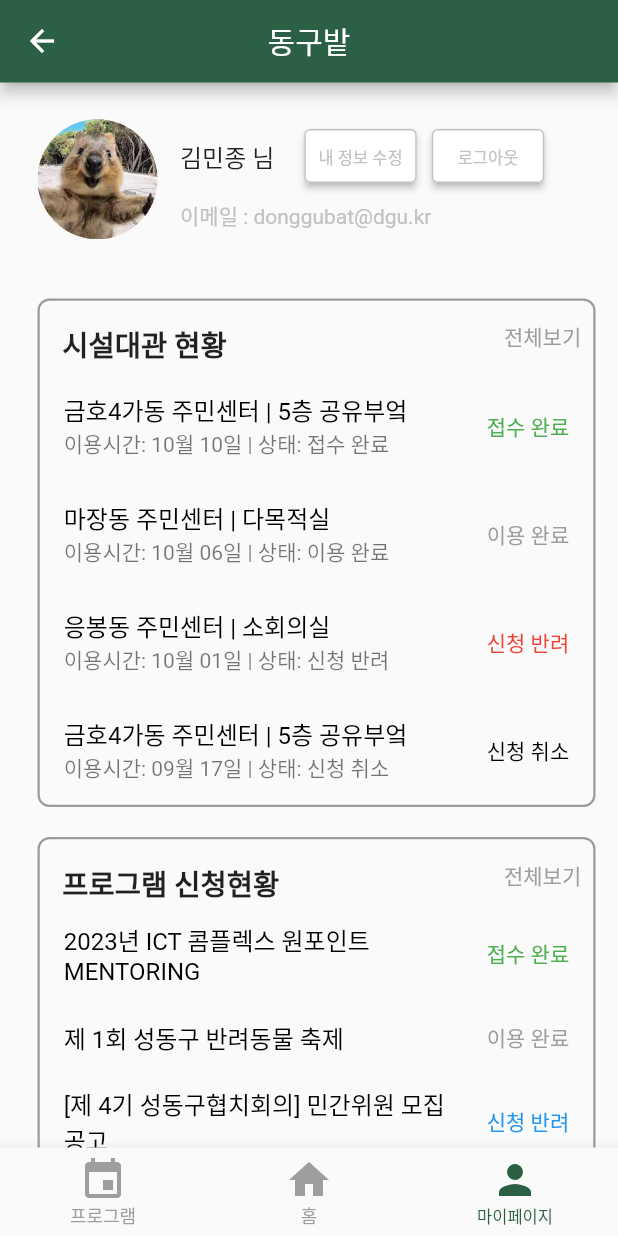
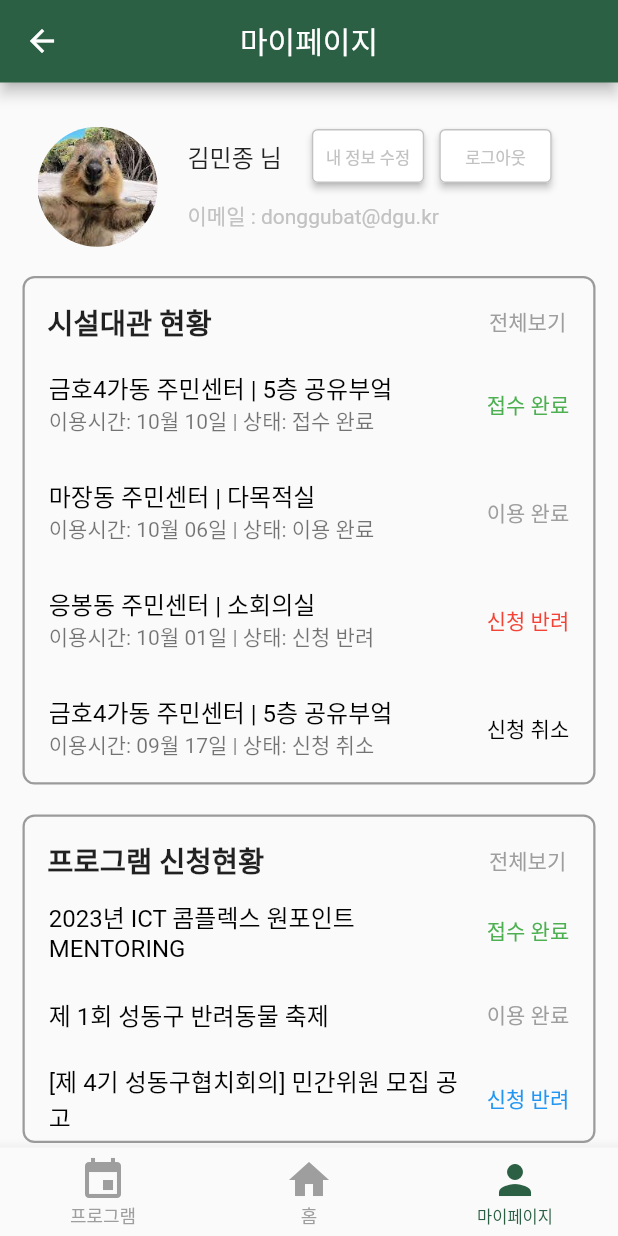
Before and after one commit to hyundo0328/DongguBat, a Flutter app: the MyPageScreen screen opened directly, on a phone screen of 412 x 824 dp. Run offline on Flutter 3.47's test engine with Material 2 defaults, Android fonts, the phone set to English and light mode, and no system bars; our stand-ins replace carousel_slider, geolocator; network calls fail; Roboto replaces fonts that are missing (Readex Pro).

Commit message:
짜잘이 수정

```diff
--- a/lib/screens/my_page.dart
+++ b/lib/screens/my_page.dart
@@ -41,17 +41,19 @@ class _MyPageScreenState extends State<MyPageScreen> {
       child: Scaffold(
         appBar: PreferredSize(
           preferredSize: Size.fromHeight(55.0), // AppBar의 원하는 높이로 설정
-          child: WidgetAppBar(title: "동구밭"),
+          child: WidgetAppBar(title: "마이페이지"),
         ),
         body: SingleChildScrollView(
           child: SafeArea(
             top: true,
             child: Padding(
-              padding: EdgeInsetsDirectional.fromSTEB(25, 15, 15, 15),
+              padding: EdgeInsetsDirectional.fromSTEB(15, 15, 15, 15),
               child: Column(
                 mainAxisSize: MainAxisSize.max,
                 children: [
-                  Row(
+                  Padding(
+                    padding: EdgeInsets.fromLTRB(10, 5, 0, 10),
+                    child: Row(
                       // mainAxisSize: MainAxisSize.max,
                       children: [
                         Container(
@@ -69,7 +71,8 @@ class _MyPageScreenState extends State<MyPageScreen> {
                         Align(
                           alignment: AlignmentDirectional(-1.00, 0.00),
                           child: Padding(
-                          padding: EdgeInsetsDirectional.fromSTEB(10, 0, 0, 0),
+                            padding:
+                                EdgeInsetsDirectional.fromSTEB(10, 0, 0, 0),
                             child: Column(
                               mainAxisSize: MainAxisSize.max,
                               crossAxisAlignment: CrossAxisAlignment.start,
@@ -78,12 +81,13 @@ class _MyPageScreenState extends State<MyPageScreen> {
                                   alignment: AlignmentDirectional(0.00, -1.00),
                                   child: Padding(
                                     padding: EdgeInsetsDirectional.fromSTEB(
-                                      5, 5, 5, 0),
+                                        10, 0, 5, 0),
                                     child: Row(
                                       mainAxisSize: MainAxisSize.max,
                                       children: [
                                         Padding(
-                                        padding: EdgeInsetsDirectional.fromSTEB(
+                                          padding:
+                                              EdgeInsetsDirectional.fromSTEB(
                                                   0, 0, 15, 0),
                                           child: Text(
                                             '김민종 님',
@@ -93,7 +97,8 @@ class _MyPageScreenState extends State<MyPageScreen> {
                                           ),
                                         ),
                                         Padding(
-                                        padding: EdgeInsetsDirectional.fromSTEB(
+                                          padding:
+                                              EdgeInsetsDirectional.fromSTEB(
                                                   5, 5, 5, 5),
                                           child: ElevatedButton(
                                             style: ElevatedButton.styleFrom(
@@ -120,10 +125,12 @@ class _MyPageScreenState extends State<MyPageScreen> {
                                                 color: Color(0xFFC2C2C2),
                                                 fontSize: 11,
                                               ),
-                                            )),
+                                            ),
+                                          ),
                                         ),
                                         Padding(
-                                        padding: EdgeInsetsDirectional.fromSTEB(
+                                          padding:
+                                              EdgeInsetsDirectional.fromSTEB(
                                                   5, 0, 0, 0),
                                           child: ElevatedButton(
                                             style: ElevatedButton.styleFrom(
@@ -150,7 +157,8 @@ class _MyPageScreenState extends State<MyPageScreen> {
                                                 color: Color(0xFFC2C2C2),
                                                 fontSize: 11,
                                               ),
-                                            )),
+                                            ),
+                                          ),
                                         ),
                                       ],
                                     ),
@@ -160,7 +168,7 @@ class _MyPageScreenState extends State<MyPageScreen> {
                                   alignment: AlignmentDirectional(-1.00, 0.00),
                                   child: Padding(
                                     padding: EdgeInsetsDirectional.fromSTEB(
-                                      5, 0, 5, 15),
+                                        10, 0, 5, 20),
                                     child: Text('이메일 : donggubat@dgu.kr',
                                         textAlign: TextAlign.start,
                                         style: TextStyle(
@@ -175,7 +183,7 @@ class _MyPageScreenState extends State<MyPageScreen> {
                         ),
                       ],
                     ),
-                  SizedBox(height: 30),
+                  ),
                   Container(
                     decoration: BoxDecoration(
                         border: Border.all(color: Colors.black38, width: 1.5),
@@ -207,11 +215,14 @@ class _MyPageScreenState extends State<MyPageScreen> {
                                 );
                                 // Handle the action when "View All" button is pressed
                               },
+                              child: Padding(
+                                padding: EdgeInsets.fromLTRB(0, 10, 10, 0),
                                 child: Text(
                                   '전체보기',
                                   style: TextStyle(
                                     color:
                                         Colors.grey, // Set the color you desire
+                                  ),
                                 ),
                               ),
                             ),
@@ -287,11 +298,14 @@ class _MyPageScreenState extends State<MyPageScreen> {
                                 );
                                 // Handle the action when "View All" button is pressed
                               },
+                              child: Padding(
+                                padding: EdgeInsets.fromLTRB(0, 10, 10, 0),
                                 child: Text(
                                   '전체보기',
                                   style: TextStyle(
                                     color:
                                         Colors.grey, // Set the color you desire
+                                  ),
                                 ),
                               ),
                             ),
```
Also changed, not shown: lib/screens/main_page.dart (+73 -36 lines), assets/실태조사.jpg (added), assets/전월세 지원.JPG (added), assets/지원사업 참여 우수 수기 공모.png (added). Lines whose indentation alone changed are shown as unchanged.
